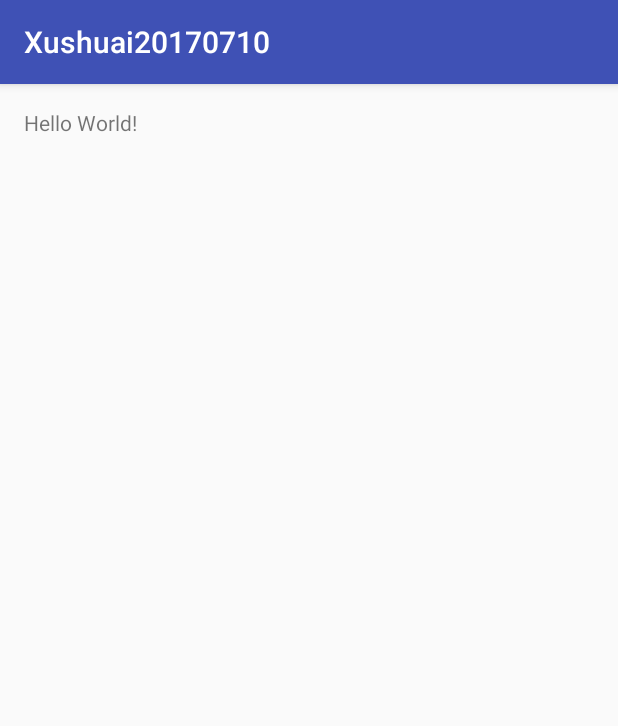
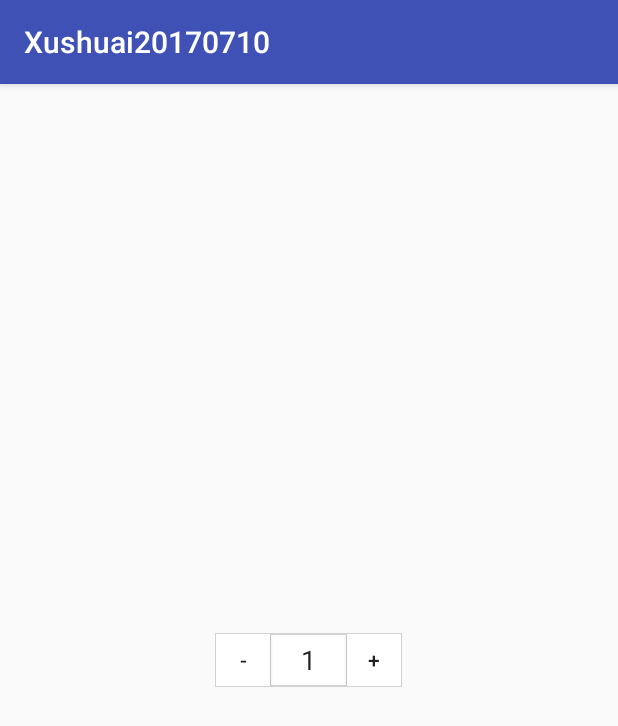
Before and after one commit to XsBaby/Xushuai20170710, an Android app: the screen it shows after launch (MainActivity), on a phone screen of 412 x 824 dp. Shown: the top 726 px of the screen. Run offline under Robolectric (Android 15) with nearby library versions, the phone set to English and light mode, and no system bars.

Commit message:
仿购物车加减器

```diff
--- /dev/null
+++ b/app/src/main/java/com/baway/xushuai/AmountView.java
@@ -0,0 +1,129 @@
+package com.baway.xushuai;
+
+import android.content.Context;
+import android.content.res.TypedArray;
+import android.text.Editable;
+import android.text.TextWatcher;
+import android.util.AttributeSet;
+import android.util.TypedValue;
+import android.view.LayoutInflater;
+import android.view.View;
+import android.widget.Button;
+import android.widget.EditText;
+import android.widget.LinearLayout;
+
+/**
+ * 自定义组件：购买数量，带减少增加按钮
+ * Created by xushuai on 2017/7/10.
+ */
+public class AmountView extends LinearLayout implements View.OnClickListener, TextWatcher {
+
+    private static final String TAG = "AmountView";
+    private int amount = 1; //购买数量
+    private int goods_storage = 1; //商品库存
+
+    private OnAmountChangeListener mListener;
+
+    private EditText etAmount;
+    private Button btnDecrease;
+    private Button btnIncrease;
+
+    public AmountView(Context context) {
+        this(context, null);
+    }
+
+    public AmountView(Context context, AttributeSet attrs) {
+        super(context, attrs);
+
+        LayoutInflater.from(context).inflate(R.layout.view_amount, this);
+        etAmount = (EditText) findViewById(R.id.etAmount);
+        btnDecrease = (Button) findViewById(R.id.btnDecrease);
+        btnIncrease = (Button) findViewById(R.id.btnIncrease);
+        btnDecrease.setOnClickListener(this);
+        btnIncrease.setOnClickListener(this);
+        etAmount.addTextChangedListener(this);
+
+        TypedArray obtainStyledAttributes = getContext().obtainStyledAttributes(attrs, R.styleable.AmountView);
+        int btnWidth = obtainStyledAttributes.getDimensionPixelSize(R.styleable.AmountView_btnWidth, LayoutParams.WRAP_CONTENT);
+        int tvWidth = obtainStyledAttributes.getDimensionPixelSize(R.styleable.AmountView_tvWidth, 80);
+        int tvTextSize = obtainStyledAttributes.getDimensionPixelSize(R.styleable.AmountView_tvTextSize, 0);
+        int btnTextSize = obtainStyledAttributes.getDimensionPixelSize(R.styleable.AmountView_btnTextSize, 0);
+        obtainStyledAttributes.recycle();
+
+        LayoutParams btnParams = new LayoutParams(btnWidth, LayoutParams.MATCH_PARENT);
+        btnDecrease.setLayoutParams(btnParams);
+        btnIncrease.setLayoutParams(btnParams);
+        if (btnTextSize != 0) {
+            btnDecrease.setTextSize(TypedValue.COMPLEX_UNIT_PX, btnTextSize);
+            btnIncrease.setTextSize(TypedValue.COMPLEX_UNIT_PX, btnTextSize);
+        }
+
+        LayoutParams textParams = new LayoutParams(tvWidth, LayoutParams.MATCH_PARENT);
+        etAmount.setLayoutParams(textParams);
+        if (tvTextSize != 0) {
+            etAmount.setTextSize(tvTextSize);
+        }
+    }
+
+    public void setOnAmountChangeListener(OnAmountChangeListener onAmountChangeListener) {
+        this.mListener = onAmountChangeListener;
+    }
+
+    public void setGoods_storage(int goods_storage) {
+        this.goods_storage = goods_storage;
+    }
+
+    //    加减按钮的点击事件，当数值改变时，调用OnAmountChangeListener回调接口
+    @Override
+    public void onClick(View v) {
+        int i = v.getId();
+        if (i == R.id.btnDecrease) {
+            if (amount > 1) {
+                amount--;
+                etAmount.setText(amount + "");
+            }
+        } else if (i == R.id.btnIncrease) {
+            if (amount < goods_storage) {
+                amount++;
+                etAmount.setText(amount + "");
+            }
+        }
+
+        etAmount.clearFocus();
+
+        if (mListener != null) {
+            mListener.onAmountChange(this, amount);
+        }
+    }
+
+    @Override
+    public void beforeTextChanged(CharSequence s, int start, int count, int after) {
+
+    }
+
+    @Override
+    public void onTextChanged(CharSequence s, int start, int before, int count) {
+
+    }
+
+    //设置EditText的数量改变监听，只要实现afterTextChanged（）就可以了，也是需要调用OnAmountChangeListener回调接口
+    @Override
+    public void afterTextChanged(Editable s) {
+        if (s.toString().isEmpty())
+            return;
+        amount = Integer.valueOf(s.toString());
+        if (amount > goods_storage) {
+            etAmount.setText(goods_storage + "");
+            return;
+        }
+
+        if (mListener != null) {
+            mListener.onAmountChange(this, amount);
+        }
+    }
+
+    //定义一个数量变化的回调接口OnAmountChangeListener ，方便在其他地方调用
+    public interface OnAmountChangeListener {
+        void onAmountChange(View view, int amount);
+    }
+}
--- a/app/src/main/java/com/baway/xushuai/MainActivity.java
+++ b/app/src/main/java/com/baway/xushuai/MainActivity.java
@@ -1,13 +1,25 @@
 package com.baway.xushuai;
 
+import android.os.Bundle;
 import android.support.v7.app.AppCompatActivity;
-import android.os.Bundle;
+import android.view.View;
+import android.widget.Toast;
 
 public class MainActivity extends AppCompatActivity {
+
+    private AmountView mAmountView;
 
     @Override
     protected void onCreate(Bundle savedInstanceState) {
         super.onCreate(savedInstanceState);
         setContentView(R.layout.activity_main);
+        mAmountView = (AmountView) findViewById(R.id.amount_view);
+        mAmountView.setGoods_storage(50);
+        mAmountView.setOnAmountChangeListener(new AmountView.OnAmountChangeListener() {
+            @Override
+            public void onAmountChange(View view, int amount) {
+                Toast.makeText(getApplicationContext(), "Amount=  " + amount, Toast.LENGTH_SHORT).show();
+            }
+        });
     }
 }
--- /dev/null
+++ b/app/src/main/res/drawable/bg_amount_layout.xml
@@ -0,0 +1,12 @@
+<?xml version="1.0" encoding="utf-8"?>
+<shape xmlns:android="http://schemas.android.com/apk/res/android">
+    <solid android:color="#FFFFFF" />
+    <stroke
+        android:width="1dp"
+        android:color="@color/divider" />
+    <padding
+        android:bottom="1dp"
+        android:left="1dp"
+        android:right="1dp"
+        android:top="1dp" />
+</shape>
--- /dev/null
+++ b/app/src/main/res/drawable/btn_amount.xml
@@ -0,0 +1,7 @@
+<?xml version="1.0" encoding="utf-8"?>
+<selector
+    xmlns:android="http://schemas.android.com/apk/res/android">
+    <item android:state_pressed="true" android:drawable="@color/divider" />
+    <item android:state_enabled="false" android:drawable="@color/divider" />
+    <item android:drawable="@android:color/white" />
+</selector>
--- /dev/null
+++ b/app/src/main/res/drawable/divider.xml
@@ -0,0 +1,8 @@
+<?xml version="1.0" encoding="utf-8"?>
+<shape
+    xmlns:android="http://schemas.android.com/apk/res/android"
+    android:shape="rectangle">
+    <size
+        android:width="0.5dp"/>
+    <solid android:color="@color/divider"/>
+</shape>
--- a/app/src/main/res/layout/activity_main.xml
+++ b/app/src/main/res/layout/activity_main.xml
@@ -1,18 +1,21 @@
 <?xml version="1.0" encoding="utf-8"?>
 <RelativeLayout
     xmlns:android="http://schemas.android.com/apk/res/android"
-    xmlns:tools="http://schemas.android.com/tools"
-    android:id="@+id/activity_main"
+    xmlns:app="http://schemas.android.com/apk/res-auto"
     android:layout_width="match_parent"
     android:layout_height="match_parent"
-    android:paddingBottom="@dimen/activity_vertical_margin"
-    android:paddingLeft="@dimen/activity_horizontal_margin"
-    android:paddingRight="@dimen/activity_horizontal_margin"
-    android:paddingTop="@dimen/activity_vertical_margin"
-    tools:context="com.baway.xushuai.MainActivity">
+    android:focusable="true"
+    android:focusableInTouchMode="true">
 
-    <TextView
+    <com.baway.xushuai.AmountView
+        android:id="@+id/amount_view"
         android:layout_width="wrap_content"
-        android:layout_height="wrap_content"
-        android:text="Hello World!"/>
+        android:layout_height="36dp"
+        android:layout_centerInParent="true"
+        android:layout_gravity="right"
+        android:layout_marginRight="15dp"
+        app:btnTextSize="14sp"
+        app:btnWidth="36dp"
+        app:tvWidth="50dp"/>
+
 </RelativeLayout>
--- /dev/null
+++ b/app/src/main/res/layout/view_amount.xml
@@ -0,0 +1,39 @@
+<?xml version="1.0" encoding="utf-8"?>
+<LinearLayout xmlns:android="http://schemas.android.com/apk/res/android"
+              android:layout_width="wrap_content"
+              android:layout_height="wrap_content"
+              android:background="@drawable/bg_amount_layout"
+              android:divider="@drawable/divider"
+              android:focusable="true"
+              android:orientation="horizontal"
+              android:showDividers="middle">
+
+    <Button
+        android:id="@+id/btnDecrease"
+        android:layout_width="0dp"
+        android:layout_height="match_parent"
+        android:layout_weight="1"
+        android:background="@drawable/btn_amount"
+        android:gravity="center"
+        android:text="-"/>
+
+    <EditText
+        android:id="@+id/etAmount"
+        android:layout_width="0dp"
+        android:layout_height="match_parent"
+        android:layout_weight="2"
+        android:background="@null"
+        android:gravity="center"
+        android:inputType="number"
+        android:minWidth="60dp"
+        android:text="1"/>
+
+    <Button
+        android:id="@+id/btnIncrease"
+        android:layout_width="0dp"
+        android:layout_height="match_parent"
+        android:layout_weight="1"
+        android:background="@drawable/btn_amount"
+        android:gravity="center"
+        android:text="+"/>
+</LinearLayout>
--- /dev/null
+++ b/app/src/main/res/values/attrs.xml
@@ -0,0 +1,12 @@
+<?xml version="1.0" encoding="utf-8"?>
+<resources>
+    <declare-styleable name="AmountView">
+        <!-- 左右2边+-按钮的宽度 -->
+        <attr name="btnWidth" format="dimension" />
+        <!-- 中间TextView的宽度 -->
+        <attr name="tvWidth" format="dimension" />
+        <!--<attr name="tvColor" format="color"/>-->
+        <attr name="tvTextSize" format="dimension"/>
+        <attr name="btnTextSize" format="dimension"/>
+    </declare-styleable>
+</resources>
--- a/app/src/main/res/values/colors.xml
+++ b/app/src/main/res/values/colors.xml
@@ -3,4 +3,6 @@
     <color name="colorPrimary">#3F51B5</color>
     <color name="colorPrimaryDark">#303F9F</color>
     <color name="colorAccent">#FF4081</color>
+
+    <color name="divider">#ffd2d2d2</color>
 </resources>
```
